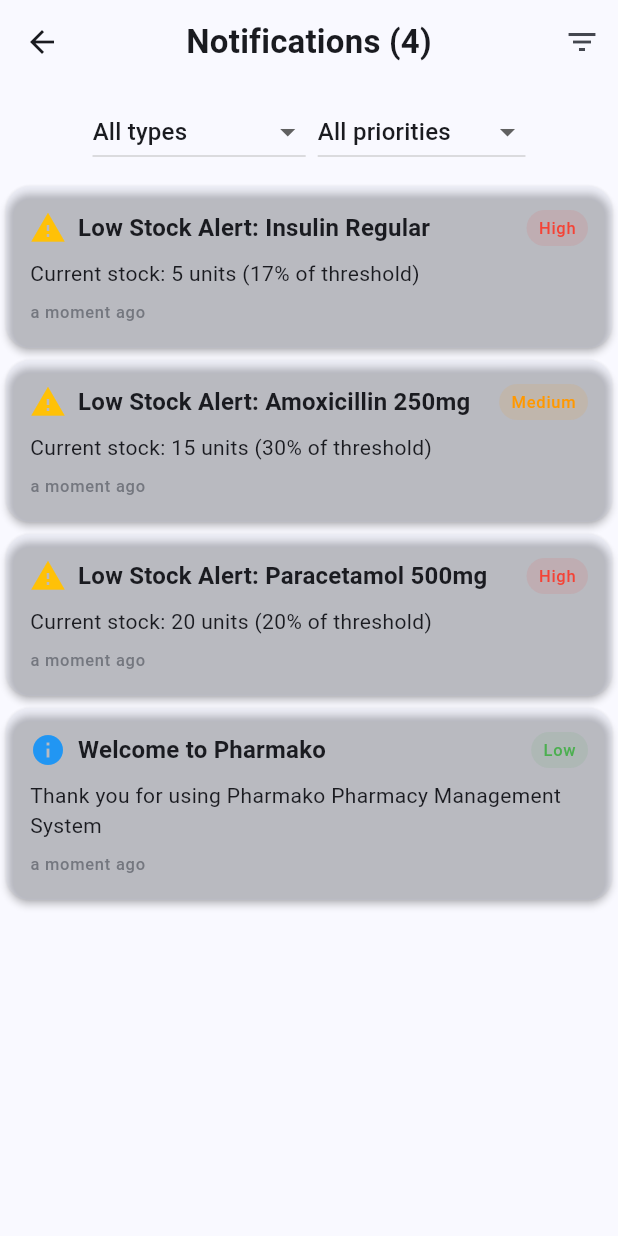
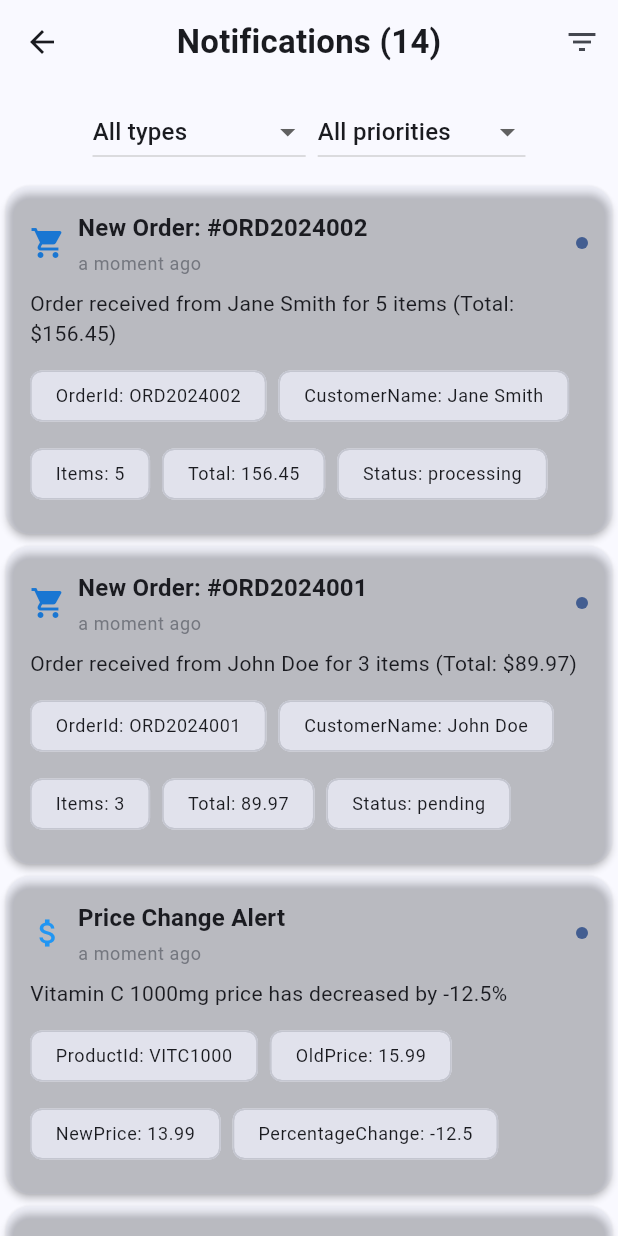
Before and after one commit to venopyX/pharmako, a Flutter app: the NotificationView screen opened by its route, on a phone screen of 412 x 824 dp. Run offline on Flutter 3.47's test engine with Material 3 defaults, Android fonts, the phone set to English and light mode, and no system bars; our stand-ins replace firebase_analytics, firebase_auth, firebase_core, firebase_storage, fl_chart, get and 3 more; accounts and stored records are empty.

Commit message:
feat: notification update

```diff
--- a/lib/data/repositories/alert_repository.dart
+++ b/lib/data/repositories/alert_repository.dart
@@ -99,7 +99,7 @@ class AlertRepository extends GetxController {
   }
 
   void _addTestNotifications() {
-    // Add existing test notifications
+    // System notifications
     addNotification(
       'Welcome to Pharmako',
       'Thank you for using Pharmako Pharmacy Management System',
@@ -107,8 +107,47 @@ class AlertRepository extends GetxController {
       NotificationPriority.low,
     );
 
-    // Add low stock test notifications
+    addNotification(
+      'System Update Available',
+      'A new version (2.1.0) is available with improved inventory management',
+      NotificationType.systemUpdate,
+      NotificationPriority.medium,
+      metadata: {
+        'version': '2.1.0',
+        'releaseNotes': 'https://example.com/release-notes',
+      },
+    );
+
+    // Security and backup notifications
+    addNotification(
+      'Security Alert',
+      'Multiple failed login attempts detected from IP 192.168.1.100',
+      NotificationType.securityAlert,
+      NotificationPriority.critical,
+      metadata: {
+        'ip': '192.168.1.100',
+        'attempts': 5,
+        'timestamp': DateTime.now().subtract(const Duration(minutes: 30)).toIso8601String(),
+      },
+    );
+
+    addNotification(
+      'Backup Required',
+      'Last backup was performed 7 days ago. Please backup your data.',
+      NotificationType.backupRequired,
+      NotificationPriority.high,
+      metadata: {
+        'lastBackup': DateTime.now().subtract(const Duration(days: 7)).toIso8601String(),
+      },
+    );
+
+    // Inventory notifications
     _addLowStockTestNotifications();
+    _addExpiryTestNotifications();
+    _addPriceChangeTestNotifications();
+
+    // Order notifications
+    _addOrderTestNotifications();
   }
 
   void _addLowStockTestNotifications() {
@@ -158,6 +197,113 @@ class AlertRepository extends GetxController {
     }
   }
 
+  void _addExpiryTestNotifications() {
+    final expiryItems = [
+      {
+        'name': 'Amoxicillin 500mg',
+        'expiryDate': DateTime.now().add(const Duration(days: 30)),
+        'batchNumber': 'BAT2024001',
+        'productId': 'AMX500',
+      },
+      {
+        'name': 'Ibuprofen 400mg',
+        'expiryDate': DateTime.now().add(const Duration(days: 60)),
+        'batchNumber': 'BAT2024002',
+        'productId': 'IBU400',
+      },
+      {
+        'name': 'Cetirizine 10mg',
+        'expiryDate': DateTime.now().add(const Duration(days: 90)),
+        'batchNumber': 'BAT2024003',
+        'productId': 'CET10',
+      },
+    ];
+
+    for (final item in expiryItems) {
+      addNotification(
+        'Expiring Stock Alert',
+        '${item['name']} (Batch #${item['batchNumber']}) will expire on ${(item['expiryDate'] as DateTime).toString().split(' ')[0]}',
+        NotificationType.expiringStock,
+        NotificationPriority.high,
+        metadata: {
+          'productId': item['productId'],
+          'batchNumber': item['batchNumber'],
+          'expiryDate': (item['expiryDate'] as DateTime).toIso8601String(),
+        },
+      );
+    }
+  }
+
+  void _addPriceChangeTestNotifications() {
+    final priceChanges = [
+      {
+        'name': 'Aspirin 100mg',
+        'oldPrice': 9.99,
+        'newPrice': 12.99,
+        'productId': 'ASP100',
+      },
+      {
+        'name': 'Vitamin C 1000mg',
+        'oldPrice': 15.99,
+        'newPrice': 13.99,
+        'productId': 'VITC1000',
+      },
+    ];
+
+    for (final item in priceChanges) {
+      final percentageChange = (((item['newPrice'] as double) - (item['oldPrice'] as double)) / (item['oldPrice'] as double) * 100).toStringAsFixed(1);
+      final increase = (item['newPrice'] as double) > (item['oldPrice'] as double);
+
+      addNotification(
+        'Price Change Alert',
+        '${item['name']} price has ${increase ? 'increased' : 'decreased'} by $percentageChange%',
+        NotificationType.priceChange,
+        NotificationPriority.medium,
+        metadata: {
+          'productId': item['productId'],
+          'oldPrice': item['oldPrice'],
+          'newPrice': item['newPrice'],
+          'percentageChange': percentageChange,
+        },
+      );
+    }
+  }
+
+  void _addOrderTestNotifications() {
+    final orders = [
+      {
+        'orderId': 'ORD2024001',
+        'customerName': 'John Doe',
+        'items': 3,
+        'total': 89.97,
+        'status': 'pending',
+      },
+      {
+        'orderId': 'ORD2024002',
+        'customerName': 'Jane Smith',
+        'items': 5,
+        'total': 156.45,
+        'status': 'processing',
+      },
+    ];
+
+    for (final order in orders) {
+      addNotification(
+        'New Order: #${order['orderId']}',
+        'Order received from ${order['customerName']} for ${order['items']} items (Total: \$${(order['total'] as double).toStringAsFixed(2)})',
+        NotificationType.newOrder,
+        NotificationPriority.high,
+        metadata: {
+          'orderId': order['orderId'],
+          'customerName': order['customerName'],
+          'items': order['items'],
+          'total': order['total'],
+          'status': order['status'],
+        },
+      );
+    }
+  }
+
   // Low stock specific methods
   Future<List<Notification>> getLowStockAlerts() async {
     return _notifications
--- a/lib/features/alerts_and_notifications/views/notification_view.dart
+++ b/lib/features/alerts_and_notifications/views/notification_view.dart
@@ -204,28 +204,33 @@ class _NotificationCard extends StatelessWidget {
                     ),
                     const SizedBox(width: 8),
                     Expanded(
-                      child: Text(
+                      child: Column(
+                        crossAxisAlignment: CrossAxisAlignment.start,
+                        children: [
+                          Text(
                             notification.title,
                             style: theme.textTheme.titleMedium?.copyWith(
                               fontWeight:
                                   notification.isRead ? FontWeight.normal : FontWeight.bold,
                             ),
                           ),
+                          const SizedBox(height: 4),
+                          Text(
+                            timeago.format(notification.timestamp),
+                            style: theme.textTheme.bodySmall?.copyWith(
+                              color: theme.colorScheme.outline,
                             ),
+                          ),
+                        ],
+                      ),
+                    ),
+                    if (!notification.isRead)
                       Container(
-                      padding: const EdgeInsets.symmetric(
-                        horizontal: 8,
-                        vertical: 4,
-                      ),
+                        width: 8,
+                        height: 8,
                         decoration: BoxDecoration(
-                        color: notification.priorityColor.withOpacity(0.1),
-                        borderRadius: BorderRadius.circular(12),
-                      ),
-                      child: Text(
-                        notification.priorityText,
-                        style: theme.textTheme.labelSmall?.copyWith(
-                          color: notification.priorityColor,
-                        ),
+                          shape: BoxShape.circle,
+                          color: theme.colorScheme.primary,
                         ),
                       ),
                   ],
@@ -233,19 +238,10 @@ class _NotificationCard extends StatelessWidget {
                 const SizedBox(height: 8),
                 Text(
                   notification.message,
-                  style: theme.textTheme.bodyMedium?.copyWith(
-                    color: notification.isRead
-                        ? theme.textTheme.bodyMedium?.color
-                        : theme.colorScheme.onSurface,
+                  style: theme.textTheme.bodyMedium,
                 ),
-                ),
-                const SizedBox(height: 8),
-                Text(
-                  timeago.format(notification.timestamp),
-                  style: theme.textTheme.labelSmall?.copyWith(
-                    color: theme.colorScheme.outline,
-                  ),
-                ),
+                if (notification.metadata != null && notification.metadata!.isNotEmpty)
+                  _buildMetadataWidget(notification.metadata!, theme),
               ],
             ),
           ),
@@ -253,4 +249,50 @@ class _NotificationCard extends StatelessWidget {
       ),
     );
   }
+
+  Widget _buildMetadataWidget(Map<String, dynamic> metadata, ThemeData theme) {
+    // Filter out metadata that should be displayed
+    final displayableMetadata = Map<String, dynamic>.from(metadata)
+      ..removeWhere((key, value) =>
+          key == 'type' ||
+          value == null ||
+          value.toString().isEmpty ||
+          value.toString().startsWith('http'));
+
+    if (displayableMetadata.isEmpty) return const SizedBox.shrink();
+
+    return Padding(
+      padding: const EdgeInsets.only(top: 8),
+      child: Wrap(
+        spacing: 8,
+        runSpacing: 4,
+        children: displayableMetadata.entries.map((entry) {
+          return Chip(
+            backgroundColor: theme.colorScheme.surfaceVariant,
+            label: Text(
+              '${entry.key.split('_').map((word) => word[0].toUpperCase() + word.substring(1)).join(' ')}: ${_formatMetadataValue(entry.value)}',
+              style: theme.textTheme.bodySmall,
+            ),
+          );
+        }).toList(),
+      ),
+    );
   }
+
+  String _formatMetadataValue(dynamic value) {
+    if (value is DateTime || (value is String && value.contains('T'))) {
+      try {
+        final date = value is DateTime ? value : DateTime.parse(value as String);
+        return '${date.year}-${date.month.toString().padLeft(2, '0')}-${date.day.toString().padLeft(2, '0')}';
+      } catch (_) {
+        return value.toString();
+      }
+    }
+
+    if (value is double) {
+      return value.toStringAsFixed(2);
+    }
+
+    return value.toString();
+  }
+}
```
Lines whose indentation alone changed are shown as unchanged.
